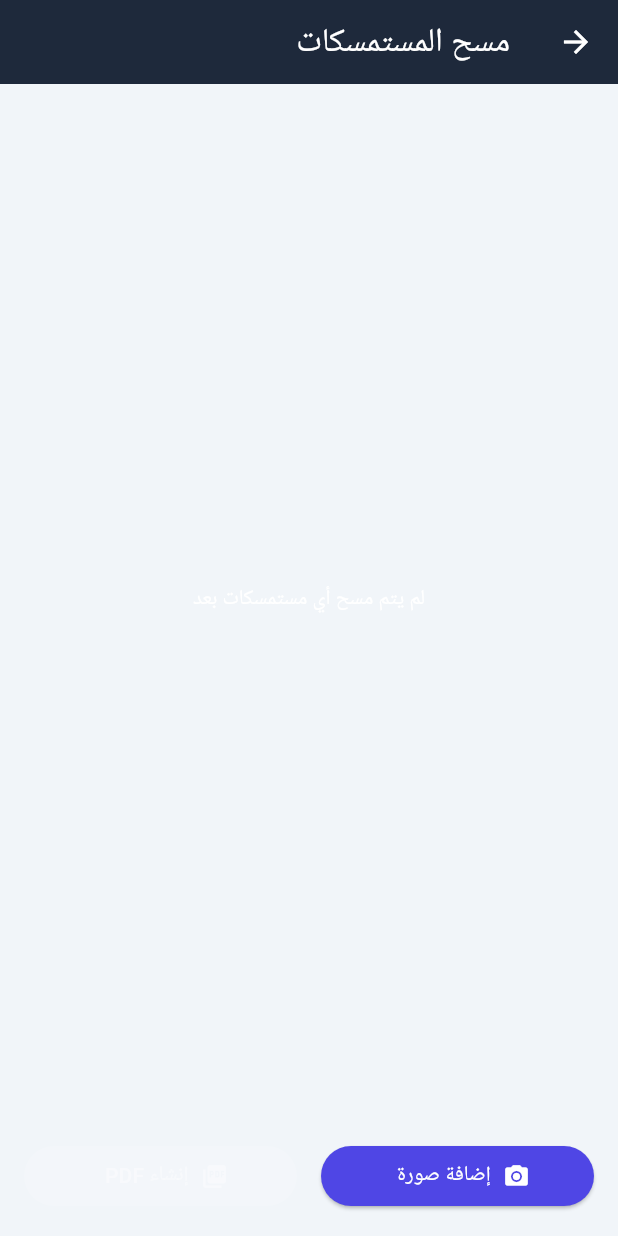
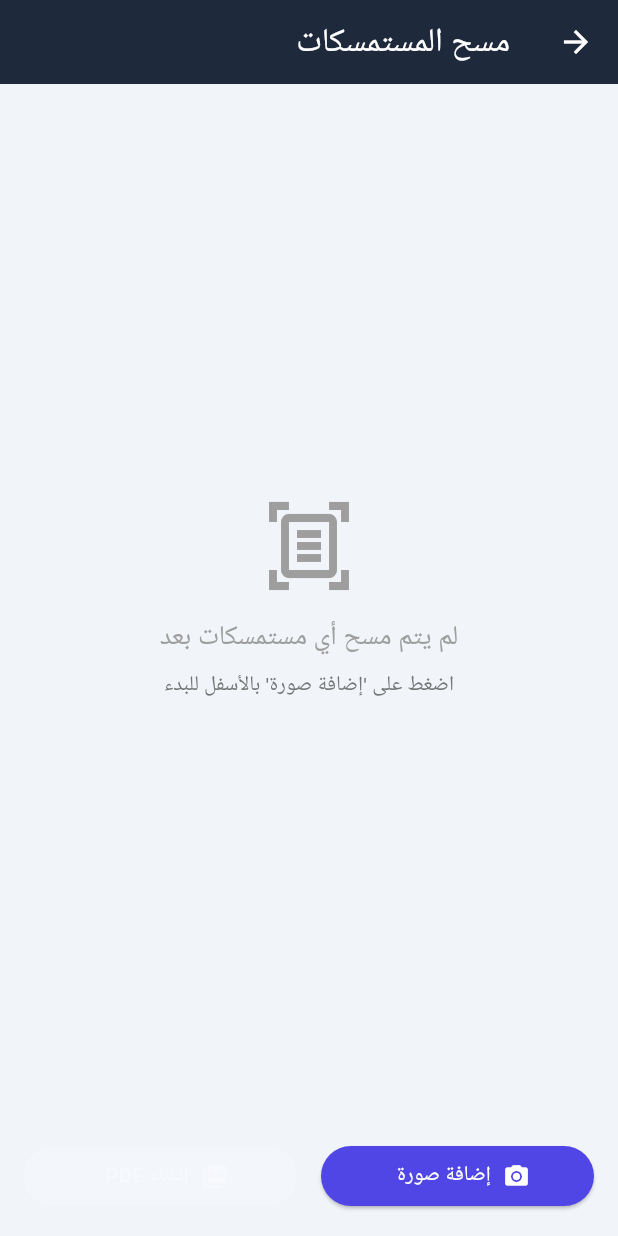
Before and after one commit to kinanmjeed88/Photo-jpg, a Flutter app: the ScannerScreen screen opened directly, on a phone screen of 412 x 824 dp. Run offline on Flutter 3.47's test engine with Material 3 defaults, Android fonts, the phone set to English and light mode, and no system bars; our stand-ins replace extended_image, flutter_riverpod, image_cropper, image_picker, local_auth, open_filex and 3 more; missing offline and left inert: gal, google_mlkit_text_recognition, opencv_dart.

Commit message:
Enhance empty states and add tooltips
Improved UX in `archive_screen.dart` and `scanner_screen.dart` by replacing plain text empty states with visually engaging icons and clear call-to-actions.
Added a tooltip to the confirmation `IconButton` in `multi_crop_screen.dart` to improve accessibility for screen readers and mouse users.

Co-authored-by: kinanmjeed88 <125960189+kinanmjeed88@users.noreply.github.com>

```diff
--- a/lib/screens/multi_crop_screen.dart
+++ b/lib/screens/multi_crop_screen.dart
@@ -172,6 +172,7 @@ class _MultiCropScreenState extends State<MultiCropScreen> {
         actions: [
           IconButton(
             icon: const Icon(Icons.check),
+            tooltip: 'تأكيد',
             onPressed: _isProcessing ? null : _finishCropping,
           )
         ],
--- a/lib/screens/scanner_screen.dart
+++ b/lib/screens/scanner_screen.dart
@@ -667,7 +667,18 @@ class _ScannerScreenState extends ConsumerState<ScannerScreen> {
               children: [
                 Expanded(
                   child: pages.isEmpty
-                      ? const Center(child: Text('لم يتم مسح أي مستمسكات بعد'))
+                      ? Center(
+                          child: Column(
+                            mainAxisAlignment: MainAxisAlignment.center,
+                            children: [
+                              const Icon(Icons.document_scanner_outlined, size: 64, color: Colors.grey),
+                              const SizedBox(height: 16),
+                              const Text('لم يتم مسح أي مستمسكات بعد', style: TextStyle(fontSize: 18, color: Colors.grey)),
+                              const SizedBox(height: 8),
+                              Text('اضغط على \'إضافة صورة\' بالأسفل للبدء', style: TextStyle(fontSize: 14, color: Colors.grey[600])),
+                            ],
+                          ),
+                        )
                       : ListView.separated(
                           padding: const EdgeInsets.all(16),
                           clipBehavior: Clip.none,
```
Also changed, not shown: lib/screens/archive_screen.dart (+10 -1 lines).
